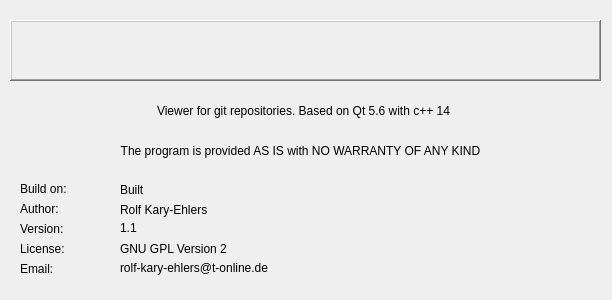
Rolloke/GUI-Apps, file source/aboutdlg.ui: the form before one commit.
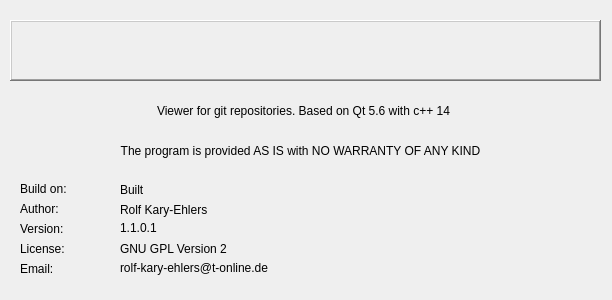
The form after the commit. Icons and pictures are not drawn.

```diff
--- a/source/aboutdlg.ui
+++ b/source/aboutdlg.ui
@@ -62,7 +62,7 @@
     </rect>
    </property>
    <property name="text">
-    <string>1.1</string>
+    <string>1.1.0.1</string>
    </property>
   </widget>
   <widget class="QLabel" name="labelLicense">
```
